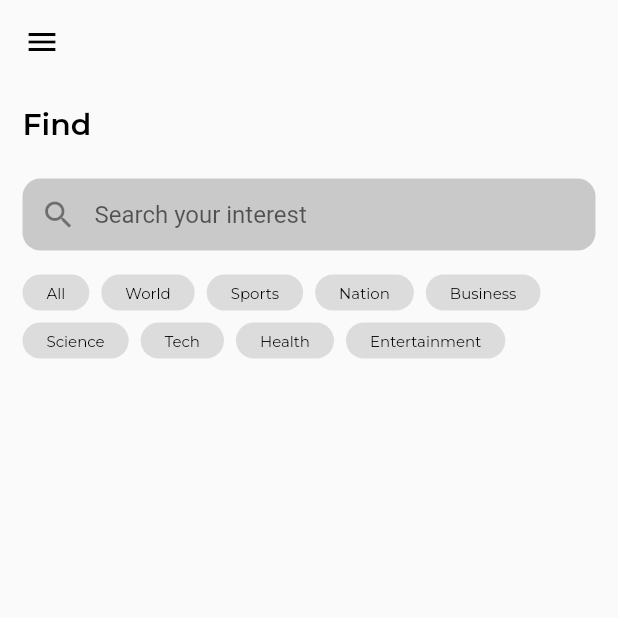
After one commit to amarahamed/News_API_Flutter, a Flutter app: the SearchScreen screen opened directly, on a phone screen of 412 x 824 dp, the top half of it. The commit adds this screen. Run offline on Flutter 3.47's test engine with Material 2 defaults, Android fonts, the phone set to English and light mode, and no system bars; our stand-ins replace flutter_spinkit; network calls fail.

Commit message:
search screen ui

```diff
--- a/lib/screens/home_screen.dart
+++ b/lib/screens/home_screen.dart
@@ -1,5 +1,6 @@
 import 'package:flutter/material.dart';
 import 'package:news_api/screens/news_screen.dart';
+import 'package:news_api/screens/search_screen.dart';
 import 'package:news_api/utilities/constants.dart';
 import 'package:news_api/utilities/container_bubble.dart';
 import 'package:news_api/utilities/utilities.dart';
@@ -90,7 +91,12 @@ class _HomeScreenState extends State<HomeScreen> {
                         style: kTitleTextTitle,
                       ),
                       TextButton(
-                        onPressed: () {},
+                        onPressed: () {
+                          Navigator.push(context,
+                              MaterialPageRoute(builder: (context) {
+                            return const SearchScreen();
+                          }));
+                        },
                         child: const Text(
                           'View all',
                           style: TextStyle(
@@ -118,9 +124,7 @@ class _HomeScreenState extends State<HomeScreen> {
                         crossAxisAlignment: CrossAxisAlignment.start,
                         mainAxisSize: MainAxisSize.max,
                         children: [
-                          CategoryTextBubble(
-                            category: "General",
-                          ),
+                          CategoryTextBubble(category: "General"),
                           ContainerBubble(
                               childWidget: Column(
                             mainAxisAlignment: MainAxisAlignment.end,
--- /dev/null
+++ b/lib/screens/search_screen.dart
@@ -0,0 +1,101 @@
+import 'package:flutter/material.dart';
+import 'package:news_api/utilities/constants.dart';
+import 'package:news_api/utilities/utilities.dart';
+
+class SearchScreen extends StatefulWidget {
+  const SearchScreen({super.key});
+
+  @override
+  State<SearchScreen> createState() => _SearchScreenState();
+}
+
+class _SearchScreenState extends State<SearchScreen> {
+  List<String> categories = [
+    "All",
+    "World",
+    "Sports",
+    "Nation",
+    "Business",
+    "Science",
+    "Tech",
+    "Health",
+    "Entertainment"
+  ];
+
+  late List<Widget> categoryWidgets;
+
+  @override
+  void initState() {
+    super.initState();
+
+    categoryWidgets = categories
+        .map((e) => GestureDetector(
+              onTap: () {
+                print("hello");
+              },
+              child: Container(
+                  padding:
+                      const EdgeInsets.symmetric(horizontal: 16, vertical: 6),
+                  decoration: BoxDecoration(
+                      color: Colors.black12,
+                      borderRadius: BorderRadius.circular(12)),
+                  child: Text(
+                    e,
+                    style: kListTileSmallTextStyle,
+                  )),
+            ))
+        .toList();
+  }
+
+  @override
+  Widget build(BuildContext context) {
+    return Scaffold(
+      body: SafeArea(
+        child: CustomScrollView(
+          slivers: [
+            SliverAppBar(
+              leading: IconButton(
+                  onPressed: () {},
+                  icon: const Icon(
+                    Icons.menu,
+                    color: Colors.black,
+                  )),
+              backgroundColor: Colors.transparent,
+            ),
+            SliverToBoxAdapter(
+              child: Padding(
+                padding: const EdgeInsets.all(15.0),
+                child: Column(
+                  crossAxisAlignment: CrossAxisAlignment.start,
+                  children: [
+                    const Text(
+                      "Find",
+                      style: kTitleTextTitle,
+                    ),
+                    const Padding(padding: EdgeInsets.only(bottom: 16, top: 8)),
+                    TextField(
+                      onChanged: (value) {},
+                      decoration: textFieldDecoration,
+                    ),
+                    Padding(
+                      padding: const EdgeInsets.only(top: 16, bottom: 24),
+                      child: Wrap(
+                        alignment: WrapAlignment.start,
+                        spacing: 8,
+                        runSpacing: 8,
+                        children: categoryWidgets,
+                      ),
+                    ),
+                  ],
+                ),
+              ),
+            ),
+            // TO:DO get general news data from api by going to LoadingScreen
+            // Using that data Build ListTitle
+            // SliverList(delegate: );
+          ],
+        ),
+      ),
+    );
+  }
+}
--- a/lib/utilities/utilities.dart
+++ b/lib/utilities/utilities.dart
@@ -1,4 +1,5 @@
 import 'package:intl/intl.dart';
+import 'package:flutter/material.dart';
 
 enum NewsType { headlines, headlinesCategorized, news }
 
@@ -7,3 +8,17 @@ String localTimeConvert(String utcTime) {
 
   return "${DateFormat('MMMM').format(utc)} ${utc.day} ${utc.year}  ${DateFormat('jm').format(utc)}";
 }
+
+Color colorWithOpacity = const Color(0xFF808080).withOpacity(0.4);
+
+var textFieldDecoration = InputDecoration(
+  hintText: "Search your interest",
+  prefixIcon: const Icon(Icons.search),
+  contentPadding: const EdgeInsets.all(5),
+  filled: true,
+  fillColor: colorWithOpacity,
+  border: OutlineInputBorder(
+    borderSide: BorderSide.none,
+    borderRadius: BorderRadius.circular(12),
+  ),
+);
```
Also changed, not shown: lib/screens/headlines_screen.dart (deleted).
